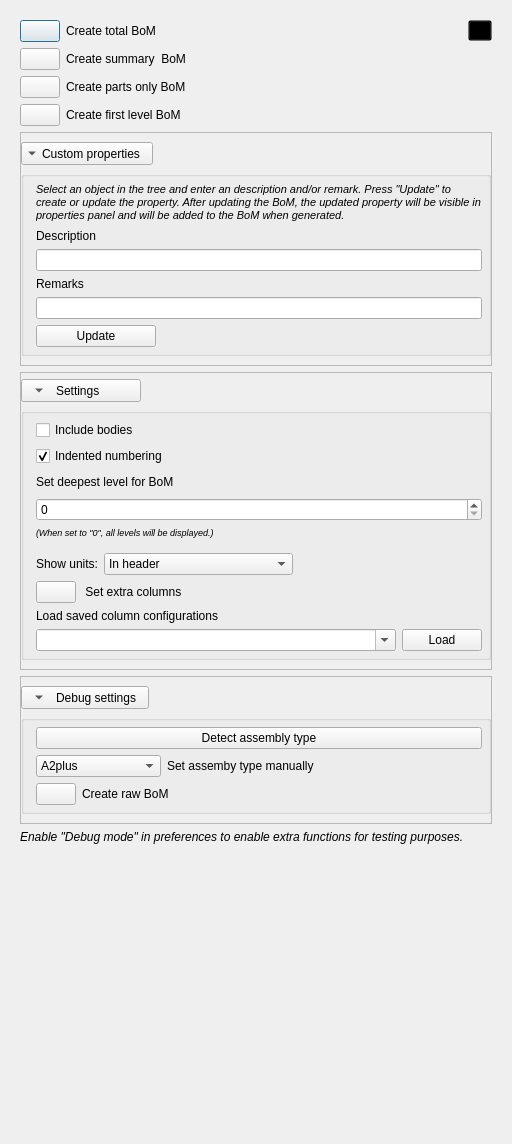
This is Resources/UI/BoM_Panel.ui in APEbbers/BillOfMaterials-WB as Qt 5 draws it before an edit. The edited form follows.
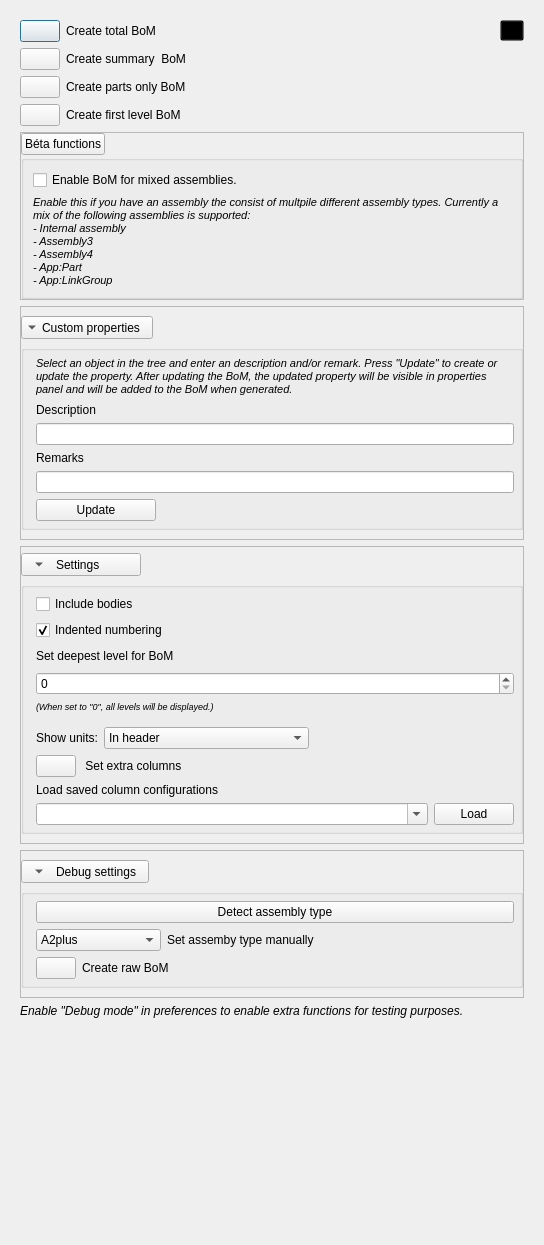
This is the edited form. Icons and pictures are not drawn.

Commit message: Start with mixed BoM functions

```diff
--- a/Resources/UI/BoM_Panel.ui
+++ b/Resources/UI/BoM_Panel.ui
@@ -6,8 +6,8 @@
    <rect>
     <x>0</x>
     <y>0</y>
-    <width>512</width>
-    <height>1144</height>
+    <width>544</width>
+    <height>1245</height>
    </rect>
   </property>
   <property name="sizePolicy">
@@ -19,7 +19,7 @@
   <property name="minimumSize">
    <size>
     <width>0</width>
-    <height>650</height>
+    <height>0</height>
    </size>
   </property>
   <property name="windowTitle">
@@ -31,7 +31,7 @@
   <property name="modal">
    <bool>true</bool>
   </property>
-  <layout class="QGridLayout" name="gridLayout_12">
+  <layout class="QGridLayout" name="gridLayout_20">
    <item row="0" column="0">
     <widget class="QFrame" name="MainFrame">
      <layout class="QVBoxLayout" name="verticalLayout">
@@ -227,6 +227,112 @@
         </item>
        </layout>
       </item>
+      <item>
+       <widget class="QFrame" name="frame_2">
+        <property name="frameShape">
+         <enum>QFrame::Shape::StyledPanel</enum>
+        </property>
+        <property name="frameShadow">
+         <enum>QFrame::Shadow::Raised</enum>
+        </property>
+        <layout class="QGridLayout" name="gridLayout_16">
+         <property name="leftMargin">
+          <number>0</number>
+         </property>
+         <property name="topMargin">
+          <number>0</number>
+         </property>
+         <property name="rightMargin">
+          <number>0</number>
+         </property>
+         <property name="bottomMargin">
+          <number>0</number>
+         </property>
+         <property name="spacing">
+          <number>0</number>
+         </property>
+         <item row="0" column="0">
+          <layout class="QGridLayout" name="gridLayout_12">
+           <item row="0" column="0">
+            <widget class="QPushButton" name="BetaFunctions">
+             <property name="text">
+              <string>Béta functions</string>
+             </property>
+            </widget>
+           </item>
+           <item row="0" column="1">
+            <spacer name="horizontalSpacer_10">
+             <property name="orientation">
+              <enum>Qt::Orientation::Horizontal</enum>
+             </property>
+             <property name="sizeHint" stdset="0">
+              <size>
+               <width>40</width>
+               <height>20</height>
+              </size>
+             </property>
+            </spacer>
+           </item>
+          </layout>
+         </item>
+         <item row="1" column="0">
+          <widget class="QGroupBox" name="BetaFunctions_Panel">
+           <property name="minimumSize">
+            <size>
+             <width>0</width>
+             <height>0</height>
+            </size>
+           </property>
+           <property name="title">
+            <string/>
+           </property>
+           <layout class="QGridLayout" name="gridLayout_14">
+            <item row="0" column="2">
+             <widget class="QCheckBox" name="EnableMixedBoM">
+              <property name="text">
+               <string>Enable BoM for mixed assemblies.</string>
+              </property>
+             </widget>
+            </item>
+            <item row="0" column="3">
+             <spacer name="horizontalSpacer_11">
+              <property name="orientation">
+               <enum>Qt::Orientation::Horizontal</enum>
+              </property>
+              <property name="sizeHint" stdset="0">
+               <size>
+                <width>40</width>
+                <height>20</height>
+               </size>
+              </property>
+             </spacer>
+            </item>
+            <item row="1" column="2" colspan="2">
+             <widget class="QLabel" name="label_15">
+              <property name="font">
+               <font>
+                <pointsize>8</pointsize>
+               </font>
+              </property>
+              <property name="text">
+               <string>&lt;html&gt;&lt;head/&gt;&lt;body&gt;&lt;p&gt;&lt;span style=&quot;margin-bottom:0; font-size:8pt; font-style:italic;&quot;&gt;Enable this if you have an assembly the consist of multpile different assembly types. Currently a mix of the following assemblies is supported:&lt;br&gt;
+- Internal assembly&lt;br&gt;
+- Assembly3&lt;br&gt;
+- Assembly4&lt;br&gt;
+- App:Part&lt;br&gt;
+- App:LinkGroup&lt;/span&gt;&lt;/p&gt;&lt;/body&gt;&lt;/html&gt;</string>
+              </property>
+              <property name="wordWrap">
+               <bool>true</bool>
+              </property>
+             </widget>
+            </item>
+           </layout>
+          </widget>
+         </item>
+        </layout>
+       </widget>
+      </item>
       <item>
        <widget class="QFrame" name="frame">
         <property name="minimumSize">
@@ -248,40 +354,7 @@
          <property name="rightMargin">
           <number>0</number>
          </property>
-         <item row="0" column="0">
-          <layout class="QGridLayout" name="gridLayout_11">
-           <item row="0" column="1">
-            <spacer name="horizontalSpacer_8">
-             <property name="orientation">
-              <enum>Qt::Orientation::Horizontal</enum>
-             </property>
-             <property name="sizeHint" stdset="0">
-              <size>
-               <width>40</width>
-               <height>20</height>
-              </size>
-             </property>
-            </spacer>
-           </item>
-           <item row="0" column="0">
-            <widget class="QToolButton" name="CustomProp">
-             <property name="text">
-              <string>Custom properties</string>
-             </property>
-             <property name="checkable">
-              <bool>true</bool>
-             </property>
-             <property name="toolButtonStyle">
-              <enum>Qt::ToolButtonStyle::ToolButtonTextBesideIcon</enum>
-             </property>
-             <property name="arrowType">
-              <enum>Qt::ArrowType::DownArrow</enum>
-             </property>
-            </widget>
-           </item>
-          </layout>
-         </item>
-         <item row="1" column="0">
+         <item row="5" column="0">
           <widget class="QGroupBox" name="CustomProperties_Panel">
            <layout class="QGridLayout" name="gridLayout">
             <property name="leftMargin">
@@ -379,6 +452,39 @@
            </layout>
           </widget>
          </item>
+         <item row="2" column="0">
+          <layout class="QGridLayout" name="gridLayout_11">
+           <item row="0" column="1">
+            <spacer name="horizontalSpacer_8">
+             <property name="orientation">
+              <enum>Qt::Orientation::Horizontal</enum>
+             </property>
+             <property name="sizeHint" stdset="0">
+              <size>
+               <width>40</width>
+               <height>20</height>
+              </size>
+             </property>
+            </spacer>
+           </item>
+           <item row="0" column="0">
+            <widget class="QToolButton" name="CustomProp">
+             <property name="text">
+              <string>Custom properties</string>
+             </property>
+             <property name="checkable">
+              <bool>true</bool>
+             </property>
+             <property name="toolButtonStyle">
+              <enum>Qt::ToolButtonStyle::ToolButtonTextBesideIcon</enum>
+             </property>
+             <property name="arrowType">
+              <enum>Qt::ArrowType::DownArrow</enum>
+             </property>
+            </widget>
+           </item>
+          </layout>
+         </item>
         </layout>
        </widget>
       </item>
```
Left out of the diff: 50 changed lines with no effect on the pictures. The commit also changes 5 other files.
